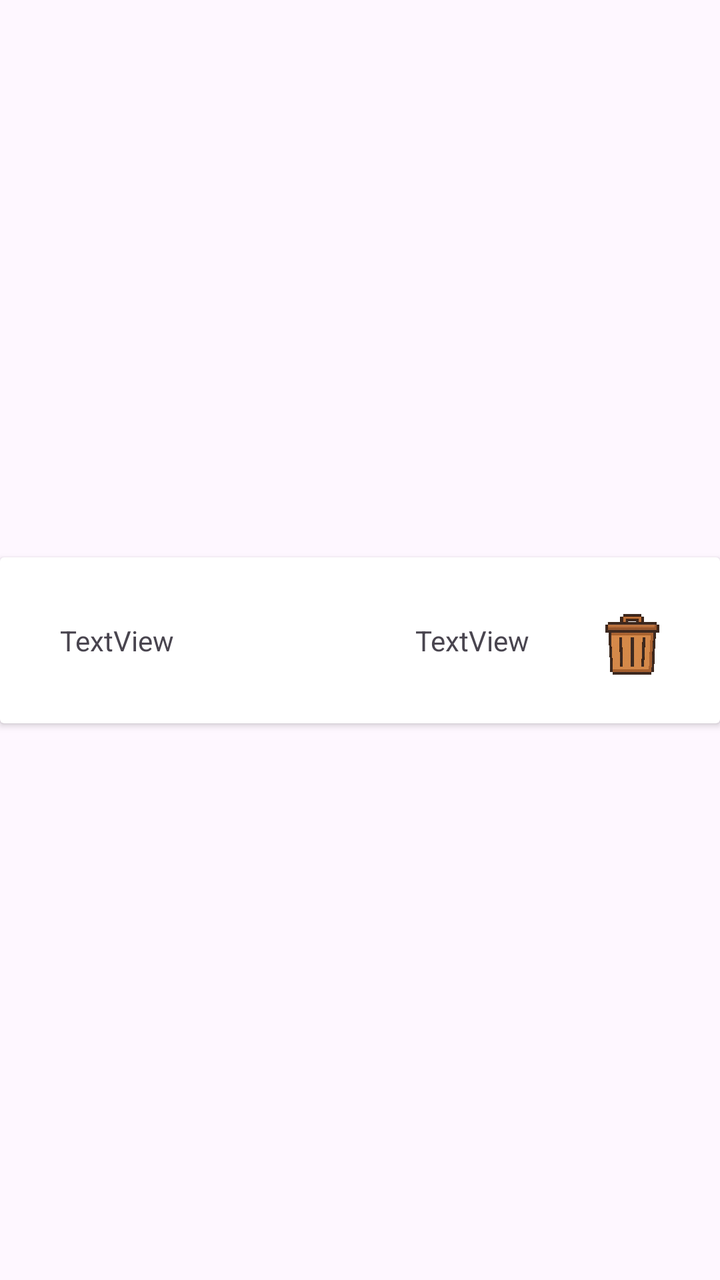
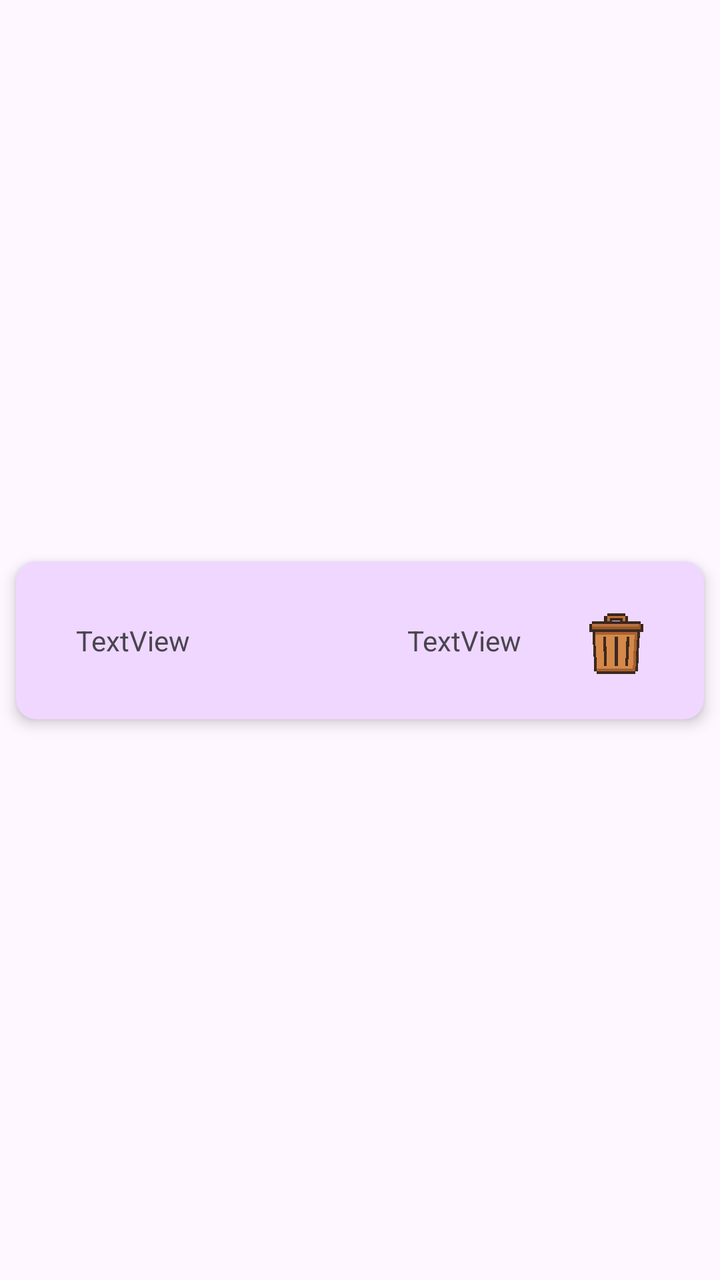

Before-and-after screenshots of an Android layout around one commit, followed by the original layout XML and the change that was made.
<!-- AndroidManifest.xml: application theme Theme.ChefGPT -->
<!-- res/layout/recycler_view_row.xml -->
<?xml version="1.0" encoding="utf-8"?>
<androidx.constraintlayout.widget.ConstraintLayout xmlns:android="http://schemas.android.com/apk/res/android"
    xmlns:app="http://schemas.android.com/apk/res-auto"
    xmlns:tools="http://schemas.android.com/tools"
    android:layout_width="match_parent"
    android:layout_height="wrap_content">

    <androidx.cardview.widget.CardView
        android:layout_width="match_parent"
        android:layout_height="wrap_content"
        app:layout_constraintBottom_toBottomOf="parent"
        app:layout_constraintEnd_toEndOf="parent"
        app:layout_constraintStart_toStartOf="parent"
        app:layout_constraintTop_toTopOf="parent">

        <androidx.constraintlayout.widget.ConstraintLayout
            android:layout_width="match_parent"
            android:layout_height="83dp">

            <TextView
                android:id="@+id/recipe_name"
                android:layout_width="wrap_content"
                android:layout_height="wrap_content"
                android:text="TextView"
                android:padding="30dp"
                app:layout_constraintBottom_toBottomOf="parent"
                app:layout_constraintStart_toStartOf="parent"
                app:layout_constraintTop_toTopOf="parent" />

            <androidx.constraintlayout.widget.Guideline
                android:layout_width="wrap_content"
                android:layout_height="wrap_content"
                android:orientation="vertical"
                android:id="@+id/guideLine"
                app:layout_constraintGuide_percent="0.5"/>

            <TextView
                android:id="@+id/creation_date"
                android:layout_width="wrap_content"
                android:layout_height="wrap_content"
                android:text="TextView"
                app:layout_constraintBottom_toBottomOf="parent"
                app:layout_constraintEnd_toStartOf="@+id/delete_recipe_btn"
                app:layout_constraintStart_toEndOf="@+id/guideLine"
                app:layout_constraintTop_toTopOf="parent" />

            <ImageButton
                android:id="@+id/delete_recipe_btn"
                android:layout_width="48dp"
                android:layout_height="48dp"
                android:layout_marginEnd="20dp"
                android:src="@drawable/bin"
                android:background="@null"
                android:scaleType="fitCenter"
                app:layout_constraintBottom_toBottomOf="parent"
                app:layout_constraintEnd_toEndOf="parent"
                app:layout_constraintTop_toTopOf="parent"
                app:layout_constraintVertical_bias="0.542" />
        </androidx.constraintlayout.widget.ConstraintLayout>
    </androidx.cardview.widget.CardView>
</androidx.constraintlayout.widget.ConstraintLayout>
<!-- resources referenced by this layout -->
<resources>
  <!-- drawable bin: png bitmap (drawable, 8935 bytes) -->
  <style name="Theme.ChefGPT" parent="Base.Theme.ChefGPT" />
  <style name="Base.Theme.ChefGPT" parent="Theme.Material3.DayNight.NoActionBar">
          
          
          <item name="android:statusBarColor">@android:color/transparent</item>
          <item name="android:windowLightStatusBar">true</item>
          <item name="android:navigationBarColor">@android:color/transparent</item>
      </style>
</resources>

<!-- the commit's change to res/layout/recycler_view_row.xml (unified diff, before → after) -->
@@ -8,18 +8,21 @@
     <androidx.cardview.widget.CardView
         android:layout_width="match_parent"
         android:layout_height="wrap_content"
+        android:layout_margin="8dp"
         app:layout_constraintBottom_toBottomOf="parent"
         app:layout_constraintEnd_toEndOf="parent"
         app:layout_constraintStart_toStartOf="parent"
-        app:layout_constraintTop_toTopOf="parent">
+        app:layout_constraintTop_toTopOf="parent"
+        app:cardElevation="4dp"
+        app:cardCornerRadius="10dp"
+        app:cardBackgroundColor="@color/cardboard_color">
 
         <androidx.constraintlayout.widget.ConstraintLayout
             android:layout_width="match_parent"
-            android:layout_height="83dp">
-
+            android:layout_height="wrap_content">
             <TextView
                 android:id="@+id/recipe_name"
-                android:layout_width="wrap_content"
+                android:layout_width="200dp"
                 android:layout_height="wrap_content"
                 android:text="TextView"
                 android:padding="30dp"
<!-- resource entries referenced after the edit -->
@@ -1,13 +1,18 @@
 <!-- resources referenced by this layout -->
 <resources>
+  <color name="cardboard_color">#EFD7FF</color>"
   <!-- drawable bin: png bitmap (drawable, 8935 bytes) -->
   <style name="Theme.ChefGPT" parent="Base.Theme.ChefGPT" />
   <style name="Base.Theme.ChefGPT" parent="Theme.Material3.DayNight.NoActionBar">
           
           
+          <item name="colorPrimary">@color/base_button_color</item>"
+          <item name="colorOnPrimary">@color/white</item>"
           <item name="android:statusBarColor">@android:color/transparent</item>
           <item name="android:windowLightStatusBar">true</item>
           <item name="android:navigationBarColor">@android:color/transparent</item>
       </style>
+  <color name="base_button_color">#8E5834</color>"
+  <color name="white">#FFFFFFFF</color>
 </resources>
 
